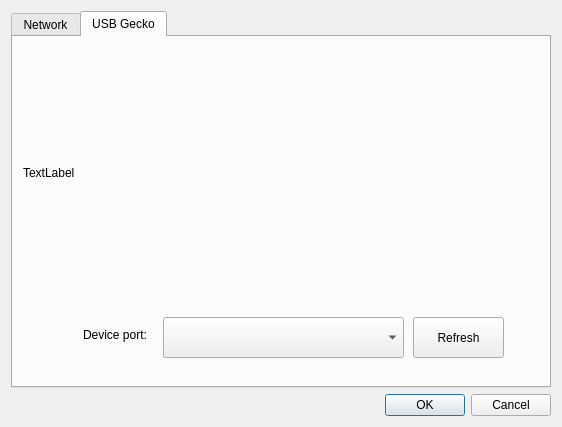
This is gui/ui_wiiloaddialog.ui in dhtdht020/osc-dl as Qt 5 draws it before an edit. The edited form follows.
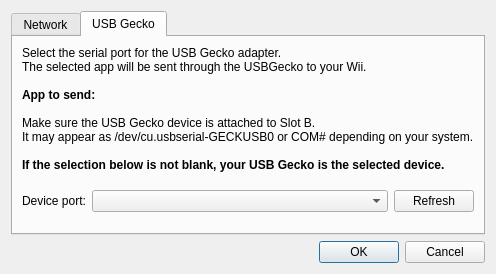
This is the edited form. The open tabs and pages were chosen to show the change.

Commit message: Design changes to sending dialog, code style tweaks.

Patch:
```diff
--- a/gui/ui_wiiloaddialog.ui
+++ b/gui/ui_wiiloaddialog.ui
@@ -6,22 +6,10 @@
    <rect>
     <x>0</x>
     <y>0</y>
-    <width>562</width>
-    <height>427</height>
+    <width>484</width>
+    <height>274</height>
    </rect>
   </property>
-  <property name="minimumSize">
-   <size>
-    <width>562</width>
-    <height>427</height>
-   </size>
-  </property>
-  <property name="maximumSize">
-   <size>
-    <width>562</width>
-    <height>427</height>
-   </size>
-  </property>
   <property name="windowTitle">
    <string>Wii</string>
   </property>
@@ -78,55 +66,62 @@
         <attribute name="title">
          <string>USB Gecko</string>
         </attribute>
+        <layout class="QVBoxLayout" name="verticalLayout_4">
+         <item>
         <widget class="QLabel" name="USBDes">
-         <property name="geometry">
-          <rect>
-           <x>10</x>
-           <y>10</y>
-           <width>511</width>
-           <height>251</height>
-          </rect>
-         </property>
          <property name="text">
-          <string>TextLabel</string>
-         </property>
-        </widget>
+            <string>Select the serial port for the USB Gecko adapter.&lt;br&gt;
+The selected app will be sent through the USBGecko to your Wii.&lt;br&gt;&lt;br&gt;
+&lt;b&gt;App to send:&lt;/b&gt;&lt;br&gt;&lt;br&gt;
+Make sure the USB Gecko device is attached to Slot B.&lt;br&gt;
+It may appear as /dev/cu.usbserial-GECKUSB0 or COM# depending on your system.&lt;br&gt;&lt;br&gt;
+&lt;b&gt;If the selection below is not blank, your USB Gecko is the selected device.&lt;/b&gt;</string>
+           </property>
+          </widget>
+         </item>
+         <item>
+          <widget class="QFrame" name="frame_2">
+           <layout class="QHBoxLayout" name="horizontalLayout_2">
+            <property name="leftMargin">
+             <number>0</number>
+            </property>
+            <property name="topMargin">
+             <number>0</number>
+            </property>
+            <property name="rightMargin">
+             <number>0</number>
+            </property>
+            <property name="bottomMargin">
+             <number>0</number>
+            </property>
+            <item>
         <widget class="QLabel" name="label_4">
-         <property name="geometry">
-          <rect>
-           <x>70</x>
-           <y>290</y>
-           <width>91</width>
-           <height>16</height>
-          </rect>
-         </property>
          <property name="text">
           <string>Device port:</string>
          </property>
         </widget>
+            </item>
+            <item>
         <widget class="QComboBox" name="PortBox">
-         <property name="geometry">
-          <rect>
-           <x>150</x>
-           <y>280</y>
-           <width>241</width>
-           <height>41</height>
-          </rect>
-         </property>
-        </widget>
+              <property name="sizePolicy">
+               <sizepolicy hsizetype="Expanding" vsizetype="Fixed">
+                <horstretch>0</horstretch>
+                <verstretch>0</verstretch>
+               </sizepolicy>
+              </property>
+             </widget>
+            </item>
+            <item>
         <widget class="QPushButton" name="RefreshBTN">
-         <property name="geometry">
-          <rect>
-           <x>400</x>
-           <y>280</y>
-           <width>91</width>
-           <height>41</height>
-          </rect>
-         </property>
          <property name="text">
           <string>Refresh</string>
          </property>
         </widget>
+            </item>
+           </layout>
+          </widget>
+         </item>
+        </layout>
        </widget>
       </widget>
      </item>
```
Left out of the diff: 73 changed lines with no effect on the pictures. Lines whose indentation alone changed are shown as unchanged. The commit also changes 2 other files.
